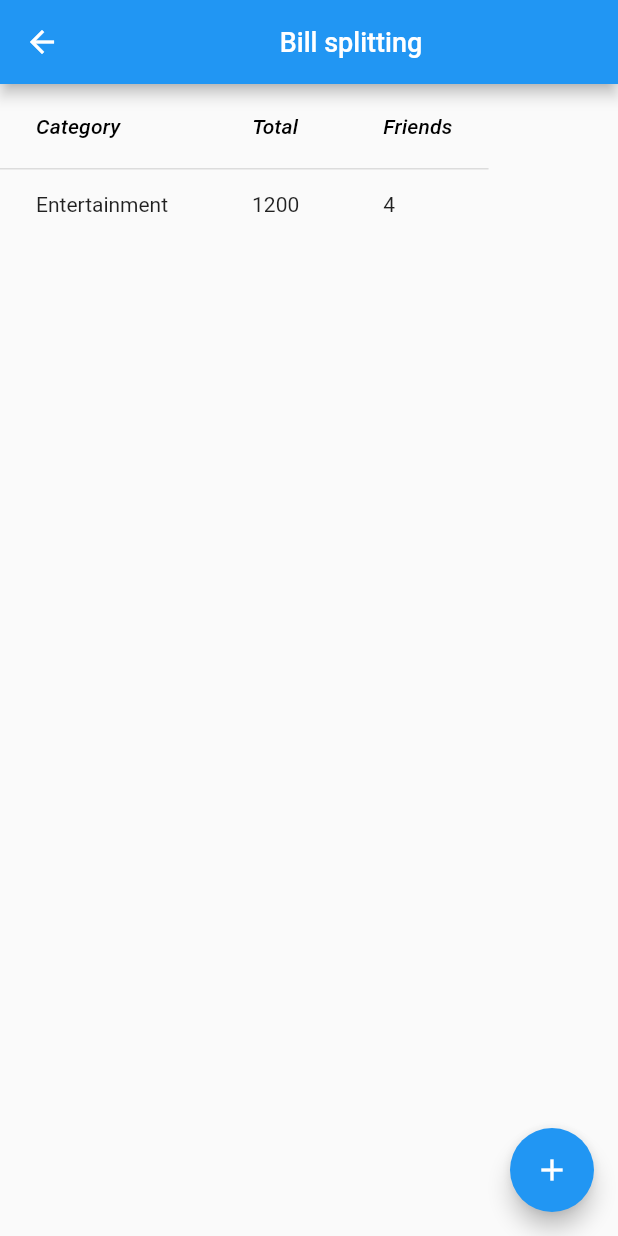
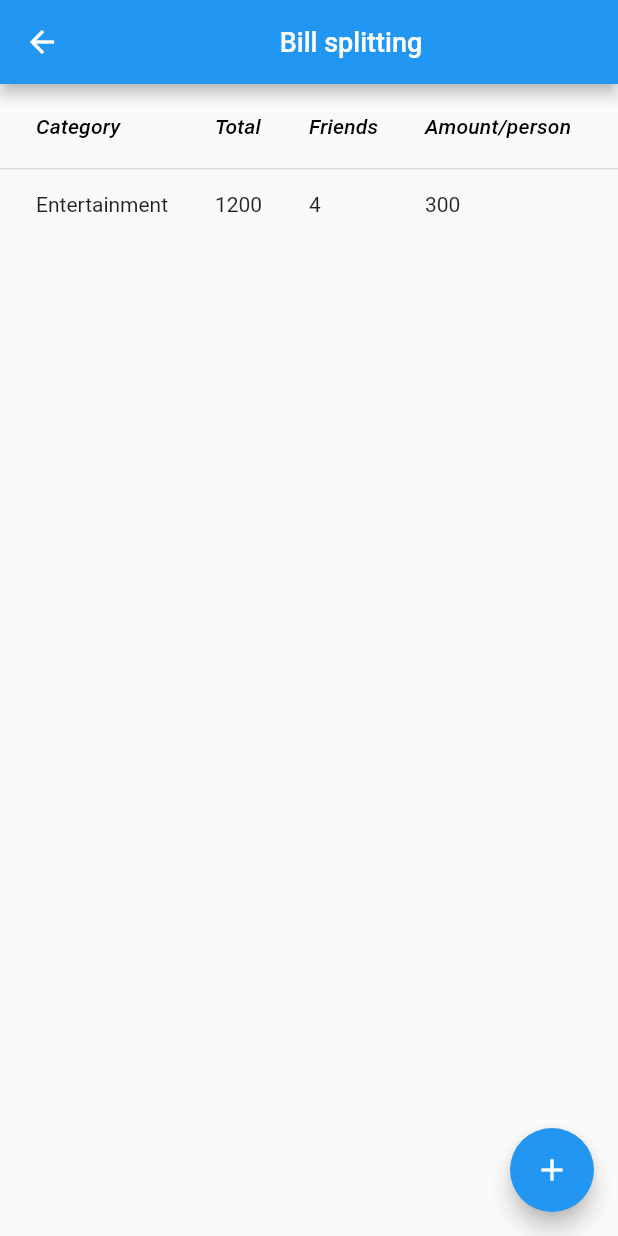
Before and after one commit to joeljohngeorge/designproject, a Flutter app: the Billsplitting screen opened directly, on a phone screen of 412 x 824 dp. Run offline on Flutter 3.47's test engine with Material 2 defaults, Android fonts, the phone set to English and light mode, and no system bars; our stand-ins replace fluttertoast.

```diff
--- a/lib/screens/billsplitting.dart
+++ b/lib/screens/billsplitting.dart
@@ -25,9 +25,13 @@ class _BillsplittingState extends State<Billsplitting> {
           MaterialPageRoute(builder: (context) => Billsplitaddpage()),
         );
          }),
-       body:DataTable(
-
-         columns: const <DataColumn>[
+       body:SingleChildScrollView(
+                child: Container(
+                  height: 2000,
+                  width: MediaQuery.of(context).size.width,
+           child: DataTable(
+          columnSpacing: 24,
+             columns:  <DataColumn>[
            DataColumn(
              label: Text(
                'Category',
@@ -46,16 +50,24 @@ class _BillsplittingState extends State<Billsplitting> {
                  style: TextStyle(fontStyle: FontStyle.italic),
                ),
            ),
-
+       DataColumn(
+             label: Text(
+                 'Amount/person',
+                 style: TextStyle(fontStyle: FontStyle.italic),
+               ),
+           ),
       ],
       //Expected  data
-         rows: const <DataRow> [
+             rows:  <DataRow> [
              DataRow(cells: [
             DataCell(Text('Entertainment')),
             DataCell(Text('1200')),
             DataCell(Text('4')),
+             DataCell(Text('300')),
 
-         ]),] )
+             ]),] ),
+         ),
+       )
 
     );
 
```
Lines whose indentation alone changed are shown as unchanged.
